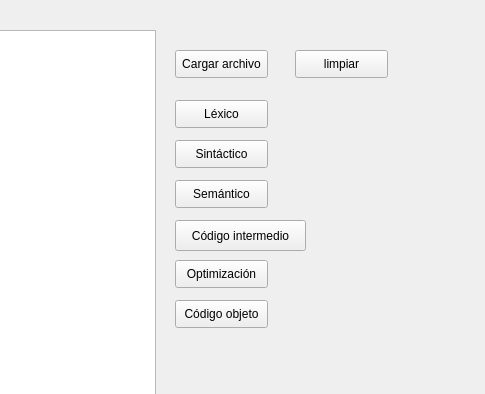
Before: the Qt Designer form ventana_principal.ui in llamasdelacruz/Compilador, drawn with Qt 5; both pictures show x 315 to 800 and y 0 to 394 of the 800 by 690 pixel window.
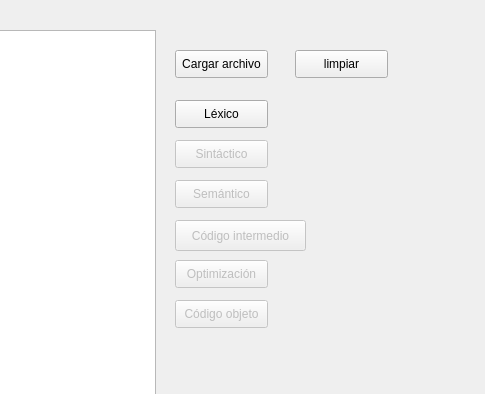
After: the same form once the commit is applied.

Commit message: bloquea los botones

Patch:
```diff
--- a/ventana_principal.ui
+++ b/ventana_principal.ui
@@ -53,7 +53,10 @@
      <string>Léxico</string>
     </property>
    </widget>
-   <widget class="QPushButton" name="pushButton_4">
+   <widget class="QPushButton" name="btn_sintactico">
+    <property name="enabled">
+     <bool>false</bool>
+    </property>
     <property name="geometry">
      <rect>
       <x>490</x>
@@ -67,6 +70,9 @@
     </property>
    </widget>
    <widget class="QPushButton" name="pushButton_5">
+    <property name="enabled">
+     <bool>false</bool>
+    </property>
     <property name="geometry">
      <rect>
       <x>490</x>
@@ -80,6 +86,9 @@
     </property>
    </widget>
    <widget class="QPushButton" name="pushButton_6">
+    <property name="enabled">
+     <bool>false</bool>
+    </property>
     <property name="geometry">
      <rect>
       <x>490</x>
@@ -93,6 +102,9 @@
     </property>
    </widget>
    <widget class="QPushButton" name="pushButton_7">
+    <property name="enabled">
+     <bool>false</bool>
+    </property>
     <property name="geometry">
      <rect>
       <x>490</x>
@@ -106,6 +118,9 @@
     </property>
    </widget>
    <widget class="QPushButton" name="pushButton_8">
+    <property name="enabled">
+     <bool>false</bool>
+    </property>
     <property name="geometry">
      <rect>
       <x>490</x>
```
The commit also changes 2 other files.
